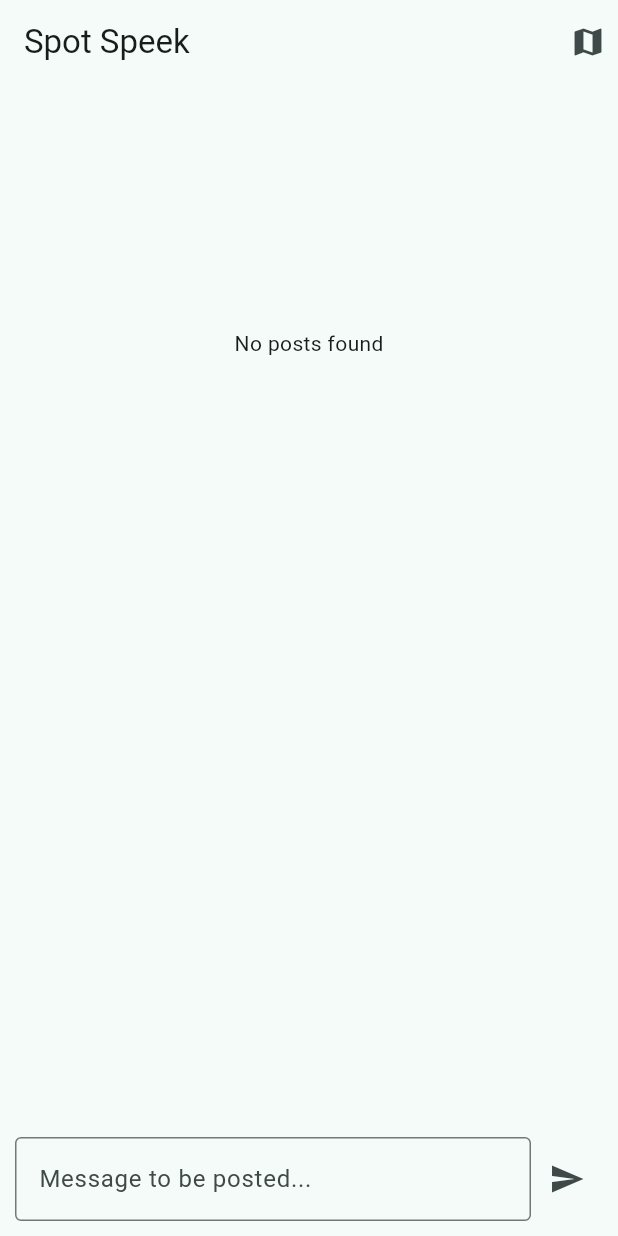
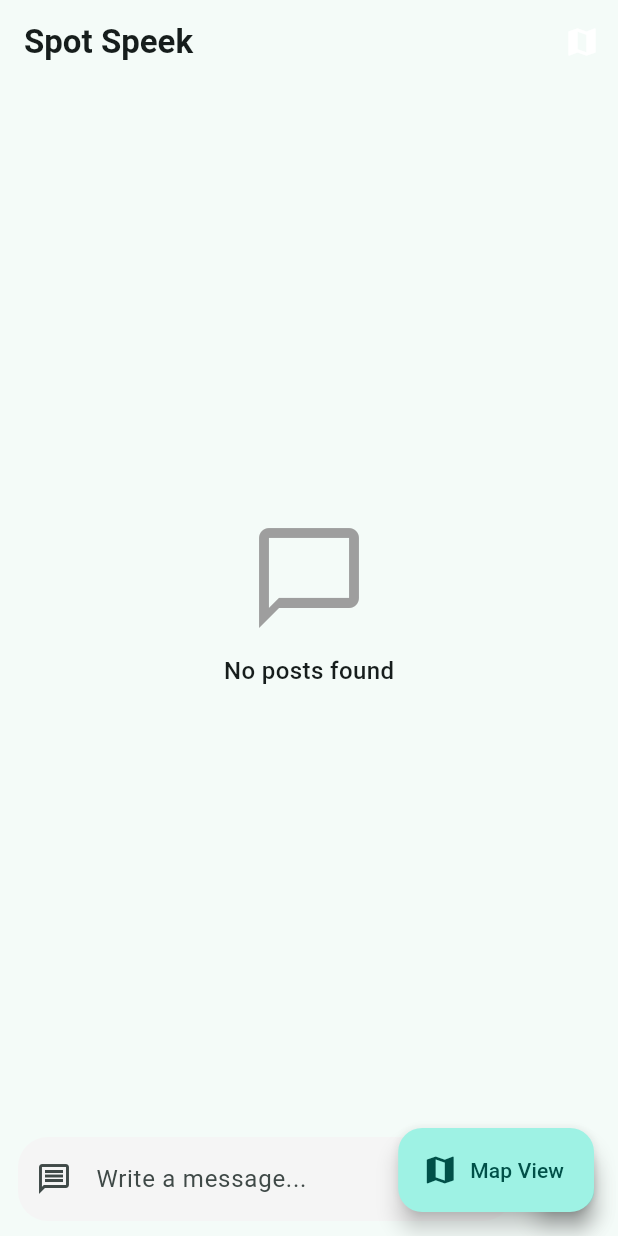
Before and after one commit to hamzahashmi556/SpotSpeek-Flutter-fyp, a Flutter app: the screen it shows once a user with an empty profile is signed in, on a phone screen of 412 x 824 dp. Run offline on Flutter 3.47's test engine with Material 3 defaults, Android fonts, the phone set to English and light mode, and no system bars; our stand-ins replace cached_network_image, cloud_firestore, firebase_auth, firebase_core, flutter_map, geolocator and 3 more; missing offline and left inert: dart:ffi, geoflutterfire2; accounts and stored records are empty.

```diff
--- a/spot_speek/lib/presentation/views/home_screen.dart
+++ b/spot_speek/lib/presentation/views/home_screen.dart
@@ -1,93 +1,144 @@
 import 'package:flutter/material.dart';
 import 'package:provider/provider.dart';
+import 'package:spot_speek/presentation/viewmodels/home_viewmodel.dart';
 import 'package:spot_speek/data/models/post_model.dart';
-import 'package:spot_speek/presentation/viewmodels/home_viewmodel.dart';
 import 'package:spot_speek/presentation/views/map_screen.dart';
-import 'package:spot_speek/presentation/widgets/post_row.dart';
-import 'package:latlong2/latlong.dart';
 
 class HomeScreen extends StatelessWidget {
   @override
   Widget build(BuildContext context) {
     final vm = context.watch<HomeViewModel>();
     final posts = vm.posts;
+
     return Scaffold(
       appBar: AppBar(
-        title: Text("Spot Speek"),
+        title:
+            Text("Spot Speek", style: TextStyle(fontWeight: FontWeight.bold)),
         actions: [
-          Padding(
-            padding: const EdgeInsets.all(8.0),
-            child: InkWell(
-                child: Icon(Icons.map),
-                onTap: () async {
+          IconButton(
+            icon:
+                Icon(Icons.map, color: Theme.of(context).colorScheme.onPrimary),
+            onPressed: () async {
               final newLocation = await Navigator.push(
                 context,
                 MaterialPageRoute(
-                        builder: (context) => MapScreen(vm.currentCoordinates)),
+                  builder: (context) => MapScreen(vm.currentCoordinates),
+                ),
               );
 
               if (newLocation != null) {
                 vm.updateLocation(newLocation);
               }
-                }),
-          )
-        ],
+            },
           ),
-      body: Column(
-        children: [
-          // Posts List (Stream)
-          if (vm.isLoading)
-            Center(child: CircularProgressIndicator())
-          else
-            Expanded(
-                child: vm.posts.isEmpty
-                    ? Center(child: Text("No posts found"))
-                    : _listView(posts, vm.isLoading)),
-          Spacer(),
-          // Message TextField
-          _bottomTextField(vm)
         ],
       ),
 
-      // Floating Button -> Open Map Screen
-      // floatingActionButton: Padding(
-      //   padding: const EdgeInsets.only(bottom: 70.0),
-      //   child: FloatingActionButton(
-      //     child: ,
-      //     onPressed: ,
-      //   ),
-      // ),
+      body: Column(
+        children: [
+          // Posts List
+          Expanded(
+            child: vm.isLoading
+                ? Center(child: CircularProgressIndicator.adaptive())
+                : posts.isEmpty
+                    ? _emptyState()
+                    : _listView(posts),
+          ),
+
+          // Message TextField
+          _bottomTextField(vm),
+        ],
+      ),
+
+      // Floating Action Button for Map
+      floatingActionButton: FloatingActionButton.extended(
+        onPressed: () async {
+          final newLocation = await Navigator.push(
+            context,
+            MaterialPageRoute(
+              builder: (context) => MapScreen(vm.currentCoordinates),
+            ),
+          );
+
+          if (newLocation != null) {
+            vm.updateLocation(newLocation);
+          }
+        },
+        icon: Icon(Icons.map),
+        label: Text("Map View"),
+      ),
     );
   }
 
+  // Empty State UI
+  Widget _emptyState() {
+    return Center(
+      child: Column(
+        mainAxisSize: MainAxisSize.min,
+        children: [
+          Icon(Icons.chat_bubble_outline, size: 80, color: Colors.grey),
+          SizedBox(height: 10),
+          Text("No posts found",
+              style: TextStyle(fontSize: 16, fontWeight: FontWeight.w500)),
+        ],
+      ),
+    );
+  }
+
+  // Bottom TextField with Modern Styling
   Widget _bottomTextField(HomeViewModel vm) {
     return Padding(
-      padding: EdgeInsets.all(10),
+      padding: const EdgeInsets.symmetric(horizontal: 12, vertical: 10),
       child: Row(
         children: [
           Expanded(
             child: TextField(
               controller: vm.messageController,
               decoration: InputDecoration(
-                hintText: "Message to be posted...",
-                border: OutlineInputBorder(),
+                hintText: "Write a message...",
+                prefixIcon: Icon(Icons.message_outlined),
+                filled: true,
+                fillColor: Colors.grey[100],
+                border: OutlineInputBorder(
+                  borderRadius: BorderRadius.circular(20),
+                  borderSide: BorderSide.none,
                 ),
               ),
             ),
-          IconButton(
-            icon: Icon(Icons.send),
+          ),
+          SizedBox(width: 10),
+          FloatingActionButton(
             onPressed: vm.sendMessage,
+            child: Icon(Icons.send),
+            mini: true,
           ),
         ],
       ),
     );
   }
 
-  Widget _listView(List<PostModel> posts, bool isLoading) {
+  // ListView with Material 3 Design
+  Widget _listView(List<PostModel> posts) {
     return ListView.builder(
+      padding: EdgeInsets.all(10),
       itemCount: posts.length,
       itemBuilder: (context, index) {
-        return PostRow(post: posts[index], isLoading: isLoading);
+        return Card(
+          elevation: 1,
+          margin: EdgeInsets.symmetric(vertical: 6),
+          shape:
+              RoundedRectangleBorder(borderRadius: BorderRadius.circular(12)),
+          child: ListTile(
+            leading: CircleAvatar(
+              backgroundColor: Colors.blueAccent,
+              child: Icon(Icons.person, color: Colors.white),
+            ),
+            title: Text(posts[index].content,
+                style: TextStyle(fontWeight: FontWeight.w600)),
+            subtitle:
+                Text("Posted just now", style: TextStyle(color: Colors.grey)),
+          ),
+        );
       },
     );
   }
--- a/spot_speek/pubspec.yaml
+++ b/spot_speek/pubspec.yaml
@@ -45,8 +45,14 @@ dependencies:
 
 
 dev_dependencies:
+  flutter_launcher_icons: "^0.14.3"
   flutter_test:
     sdk: flutter
+
+flutter_launcher_icons:
+  android: "launcher_icon"
+  ios: true
+  image_path: "/Users/hamzahashmi/Flutter Projects/SpotSpeek-Flutter-fyp/spot_speek/lib/assets/SpotSpeek.png"
 
   # The "flutter_lints" package below contains a set of recommended lints to
   # encourage good coding practices. The lint set provided by the package is
```
Also changed, not shown: spot_speek/lib/assets/SpotSpeek.png (added), spot_speek/pubspec.lock, 29 other files. Lines whose indentation alone changed are shown as unchanged.
